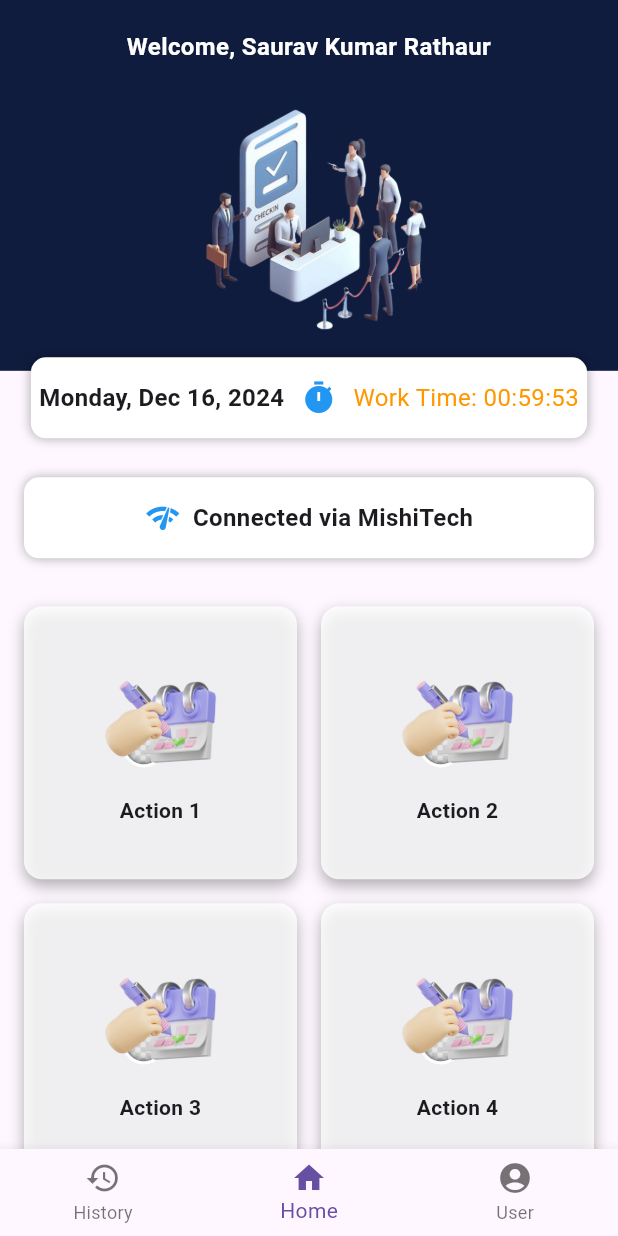
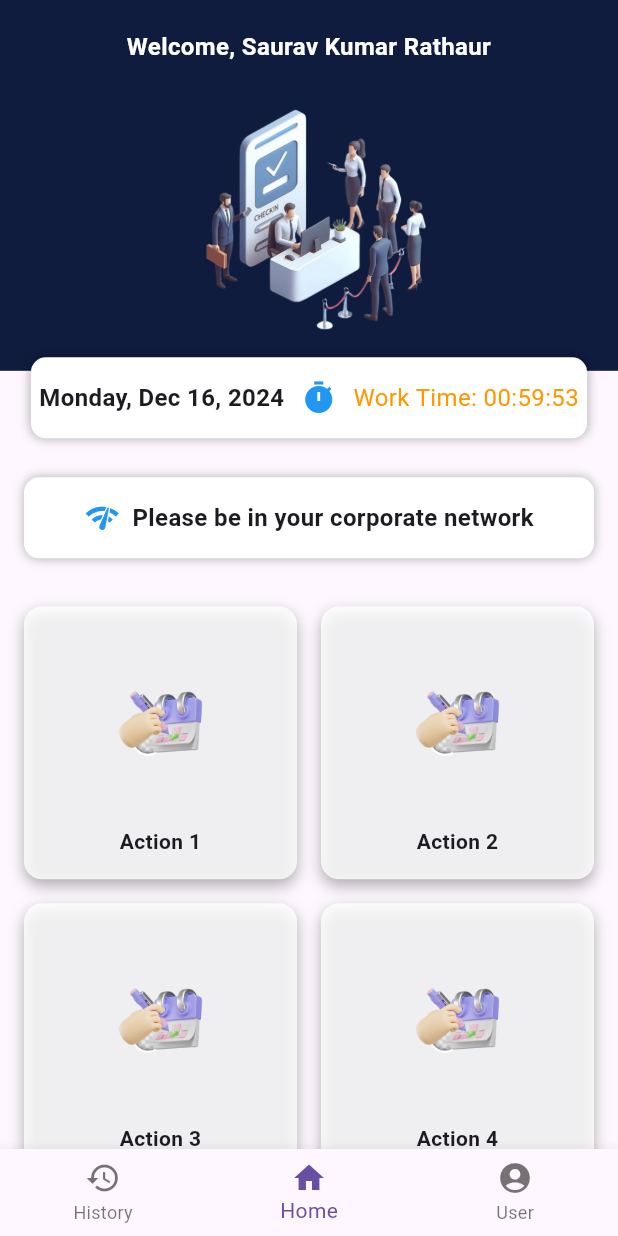
Before and after one commit to Sauravkrrathaur99/employee_chekin_checkout_app, a Flutter app: the screen it shows after launch, on a phone screen of 412 x 824 dp. Run offline on Flutter 3.47's test engine with Material 3 defaults, Android fonts, the phone set to English and light mode, and no system bars; our stand-ins replace connectivity_plus, permission_handler; missing offline and left inert: network_info_plus.

Commit message:
used bssid for the constant id of wifi and feteched the network

```diff
--- a/lib/main.dart
+++ b/lib/main.dart
@@ -5,6 +5,8 @@ import 'package:intl/intl.dart'; // For date formatting
 import 'login.dart'; // Import the login page
 import 'package:connectivity_plus/connectivity_plus.dart';
 import 'package:flutter/services.dart';
+import 'package:network_info_plus/network_info_plus.dart'; // Import to get network details
+import 'package:permission_handler/permission_handler.dart';
 
 void main() {
   runApp(const MyApp());
@@ -83,15 +85,17 @@ class _HomePageContentState extends State<HomePageContent> {
   late StreamSubscription<List<ConnectivityResult>> _connectivitySubscription;
   ConnectivityResult _connectionStatus = ConnectivityResult.none; // Declare connection status
   String _wifiStatus = "Unknown Connectivity Status"; // To hold the connectivity status message
+  String _wifiSsid = ""; // To hold the SSID
+  String _wifiBssid = ""; // To hold the BSSID
 
   @override
   void initState() {
     super.initState();
     _startTimer();
     initConnectivity();
-
     _connectivitySubscription =
         _connectivity.onConnectivityChanged.listen(_updateConnectionStatus);
+    _fetchWifiDetails(); // Fetch Wi-Fi details
   }
 
   @override
@@ -103,7 +107,6 @@ class _HomePageContentState extends State<HomePageContent> {
   // Platform messages are asynchronous, so we initialize in an async method.
   Future<void> initConnectivity() async {
     late List<ConnectivityResult> result;
-    // Platform messages may fail, so we use a try/catch PlatformException.
     try {
       result = await _connectivity.checkConnectivity();
     } on PlatformException catch (e) {
@@ -111,9 +114,6 @@ class _HomePageContentState extends State<HomePageContent> {
       return;
     }
 
-    // If the widget was removed from the tree while the asynchronous platform
-    // message was in flight, we want to discard the reply rather than calling
-    // setState to update our non-existent appearance.
     if (!mounted) {
       return Future.value(null);
     }
@@ -127,7 +127,6 @@ class _HomePageContentState extends State<HomePageContent> {
         _connectionStatus = result.first;  // Get the first result from the list
       });
     }
-
   }
 
   void _startTimer() {
@@ -139,6 +138,18 @@ class _HomePageContentState extends State<HomePageContent> {
       } else {
         timer.cancel();
       }
+    });
+  }
+
+  // Fetch Wi-Fi details such as SSID and BSSID
+  Future<void> _fetchWifiDetails() async {
+    final NetworkInfo _networkInfo = NetworkInfo();
+    final ssid = await _networkInfo.getWifiName(); // Get the SSID
+    final bssid = await _networkInfo.getWifiBSSID(); // Get the BSSID
+
+    setState(() {
+      _wifiSsid = ssid ?? "Unknown SSID";  // Set SSID or default to "Unknown SSID"
+      _wifiBssid = bssid ?? "Unknown BSSID";  // Set BSSID or default to "Unknown BSSID"
     });
   }
 
@@ -279,39 +290,33 @@ class _HomePageContentState extends State<HomePageContent> {
     );
   }
 
-
-
   String _getConnectionStatusText() {
-    // Replace this with the actual logic if needed, or assume these two MAC addresses as static values
-    String? macAddress = _getMacAddress(); // If needed, replace with actual MAC retrieval logic
-
+    // Only fetch Wi-Fi details if we are connected to Wi-Fi or mobile data
+    if (_connectionStatus == ConnectivityResult.wifi || _connectionStatus == ConnectivityResult.mobile) {
+      _fetchWifiDetails(); // Fetch Wi-Fi details when connectivity changes
+    }
     switch (_connectionStatus) {
       case ConnectivityResult.mobile:
+        // _fetchWifiDetails();
         return 'Please Be In Your Corporate Network';
 
       case ConnectivityResult.wifi:
-      // Check the MAC address and return corresponding message
-        if (macAddress == '00-F4-8D-3E-25-58') {
-          return 'Connected via MishiTech';
-        } else if (macAddress == '28-16-AD-57-A1-02') {
+      // Check for the specific BSSIDs
+        if (_wifiBssid == 'a8:88:1f:52:6d:4b') {
+          return 'Connected via Mishitech';
+        } else if (_wifiBssid == 'a8:88:1f:cc:0d:5a') {
           return 'Connected via Onelogica';
         } else {
-          return 'Please Be In Your Corporate Network';
+          return 'Please be in your corporate network';
         }
 
       case ConnectivityResult.none:
+        // _fetchWifiDetails();
         return 'No Internet Connection, connect to your corporate network';
 
       default:
         return 'Unknown Connectivity Status';
     }
-  }
-
-// Placeholder method to simulate retrieving the MAC address.
-// In a real implementation, this should return the actual MAC address of the connected Wi-Fi network.
-  String? _getMacAddress() {
-    // You can return one of the two MAC addresses for testing:
-    return '00-F4-8D-3E-25-58'; // or '28-16-AD-57-A1-02' for testing
   }
 
   Widget _buildInfoBox(String imagePath, String text, double width, double height) {
@@ -333,13 +338,13 @@ class _HomePageContentState extends State<HomePageContent> {
         children: [
           Image.asset(
             imagePath,
-            width: width * 0.2,
-            height: height * 0.1,
-            fit: BoxFit.cover,
+            width: width * 0.15, // Adjust size of the image
+            height: height * 0.15,
           ),
           const SizedBox(height: 8),
           Text(
             text,
+            textAlign: TextAlign.center,
             style: const TextStyle(fontSize: 14, fontWeight: FontWeight.bold),
           ),
         ],
@@ -348,13 +353,17 @@ class _HomePageContentState extends State<HomePageContent> {
   }
 }
 
-// Dummy pages
+
 class HistoryPage extends StatelessWidget {
   const HistoryPage({super.key});
 
   @override
   Widget build(BuildContext context) {
-    return const SafeArea(child: Center(child: Text('History Page')));
+    return const Scaffold(
+      body: Center(
+        child: Text('History Page'),
+      ),
+    );
   }
 }
 
@@ -363,6 +372,10 @@ class UserPage extends StatelessWidget {
 
   @override
   Widget build(BuildContext context) {
-    return const SafeArea(child: Center(child: Text('User Page')));
+    return const Scaffold(
+      body: Center(
+        child: Text('User Page'),
+      ),
+    );
   }
 }
--- a/pubspec.yaml
+++ b/pubspec.yaml
@@ -16,6 +16,8 @@ dependencies:
   intl: ^0.20.1  # Add this line
   cupertino_icons: ^1.0.8
   connectivity_plus: ^6.1.1
+  network_info_plus: ^6.1.2
+  permission_handler: ^10.0.0
 
 
 
```
Also changed, not shown: pubspec.lock, 4 other files.
